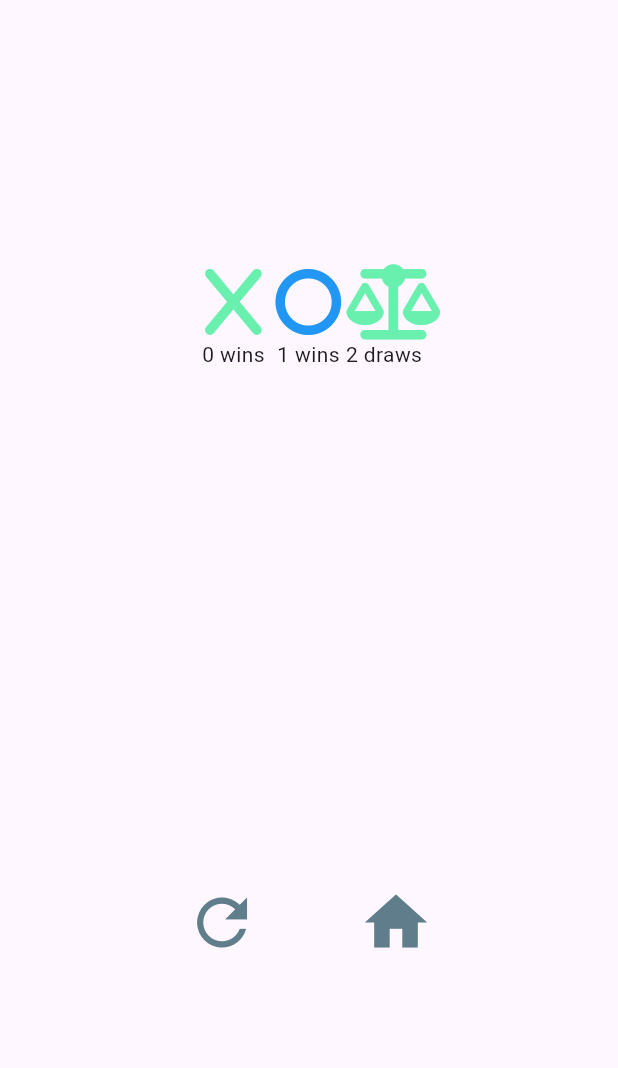
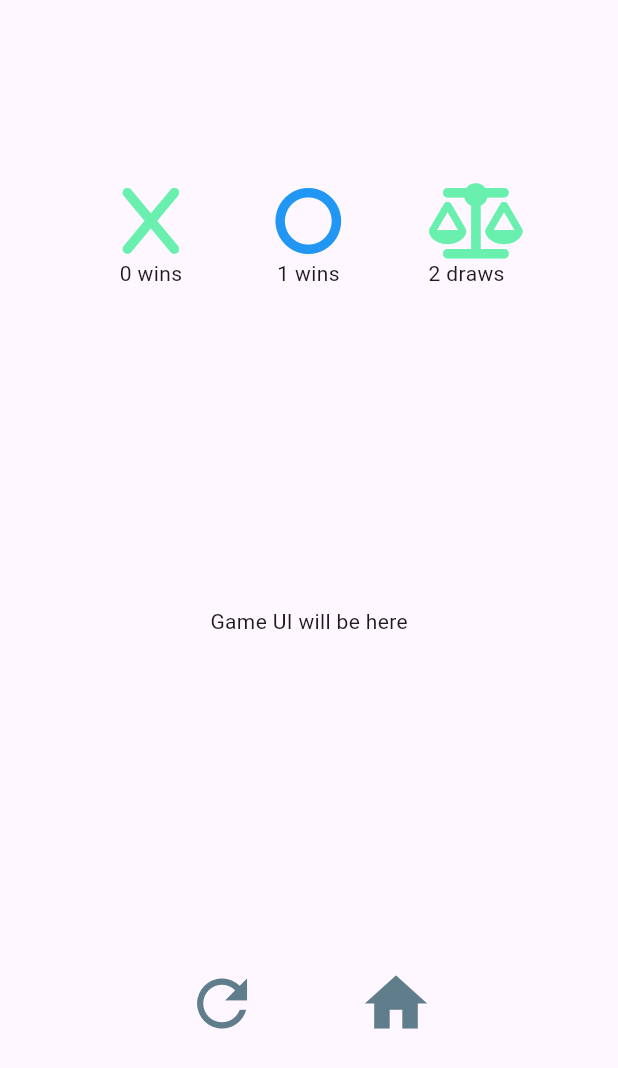
Before and after one commit to H11TM4N/Tic-Tac-Toe, a Flutter app: the MainUI screen opened directly, on a phone screen of 412 x 824 dp. Shown: the top 1068 px of the screen. Run offline on Flutter 3.47's test engine with Material 2 defaults, Android fonts, the phone set to English and light mode, and no system bars; our stand-ins replace animated_text_kit, font_awesome_flutter.

Commit message:
UI update

```diff
--- a/lib/Screens/game_ui_screen.dart
+++ b/lib/Screens/game_ui_screen.dart
@@ -11,13 +11,22 @@ class MainUI extends StatelessWidget {
       body: Padding(
         padding: const EdgeInsets.all(8.0),
         child: Column(
-          mainAxisAlignment: MainAxisAlignment.spaceAround,
+          mainAxisAlignment: MainAxisAlignment.center,
           children: [
             const Row(
               mainAxisAlignment: MainAxisAlignment.spaceAround,
               children: [
                 WinsnDraws(xnum: 0, ynum: 1, dnum: 2) //numss
               ],
+            ),
+            Padding(
+              padding: const EdgeInsets.all(16.0),
+              child: SizedBox(
+                height: MediaQuery.of(context).size.height * .50,
+                child: const Center(
+                  child: Text('Game UI will be here'),
+                ),
+              ),
             ),
             Row(
               mainAxisAlignment: MainAxisAlignment.center,
--- a/lib/widgets/for_ingame_ui/wins_and_draws.dart
+++ b/lib/widgets/for_ingame_ui/wins_and_draws.dart
@@ -16,8 +16,9 @@ class WinsnDraws extends StatelessWidget {
   @override
   Widget build(BuildContext context) {
     return SizedBox(
+      width: MediaQuery.of(context).size.width * .90,
       child: Row(
-        mainAxisAlignment: MainAxisAlignment.spaceBetween,
+        mainAxisAlignment: MainAxisAlignment.spaceEvenly,
         children: [
           Column(
             children: [
```
